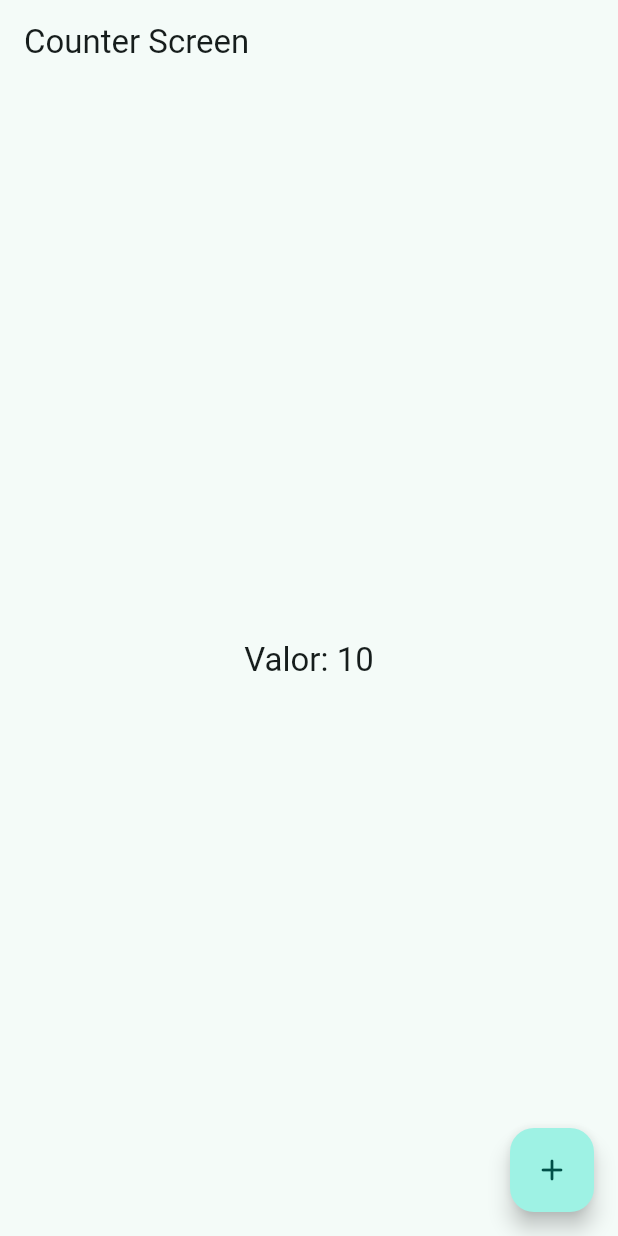
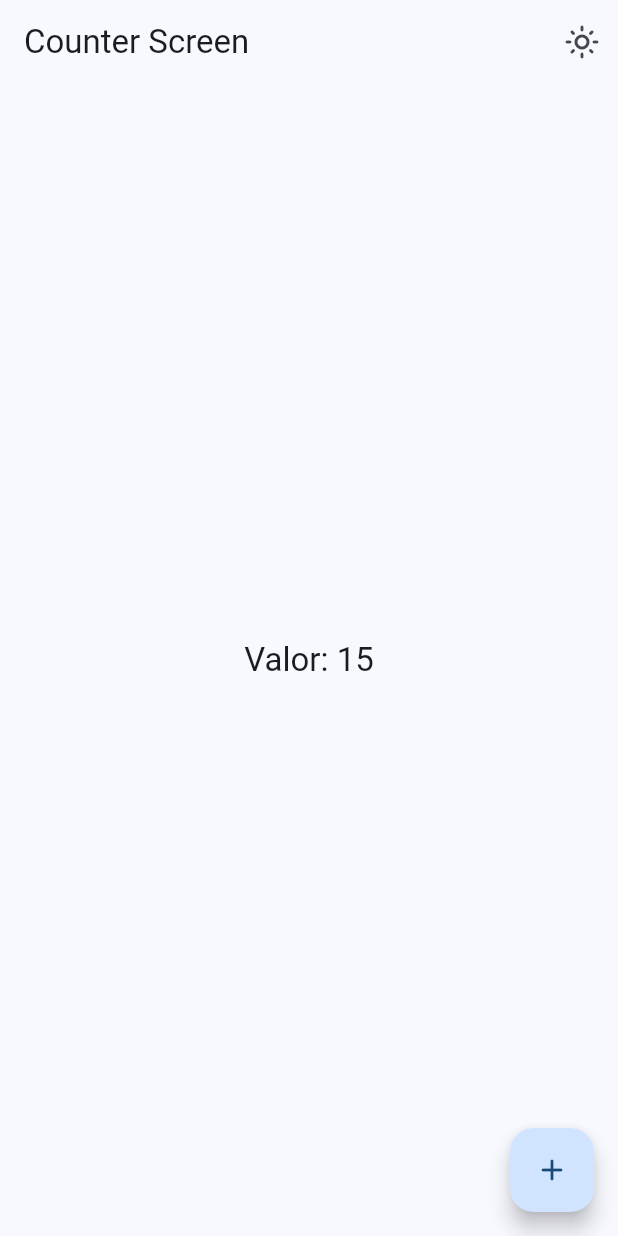
Before and after one commit to casasfranco/widgets-app, a Flutter app: the CounterScreen screen opened by its route, on a phone screen of 412 x 824 dp. Run offline on Flutter 3.47's test engine with Material 2 defaults, Android fonts, the phone set to English and light mode, and no system bars; our stand-ins replace animate_do, flutter_riverpod, go_router.

Commit message:
antes de state notifier

```diff
--- a/lib/config/menu/menu_items.dart
+++ b/lib/config/menu/menu_items.dart
@@ -67,4 +67,10 @@ const appMenuItems = <MenuItem>[
     link: '/infinite',
     icon: Icons.list_alt_rounded,
   ),
+  MenuItem(
+    title: 'Cambiar tema',
+    subTitle: 'Cambiar tema de la aplicación',
+    link: '/theme-changer',
+    icon: Icons.color_lens_outlined,
+  ),
 ];
--- a/lib/config/router/app_router.dart
+++ b/lib/config/router/app_router.dart
@@ -56,5 +56,10 @@ final appRouter = GoRouter(
       name: CounterScreen.name,
       builder: (context, state) => const CounterScreen(),
     ),
+    GoRoute(
+      path: '/theme-changer',
+      name: ThemeChangerScreen.name,
+      builder: (context, state) => const ThemeChangerScreen(),
+    ),
   ],
 );
--- a/lib/config/theme/app_theme.dart
+++ b/lib/config/theme/app_theme.dart
@@ -14,14 +14,16 @@ const colorList = <Color>[
 
 class AppTheme {
   final int selectedColor;
+  final bool isDarkmode;
 
-  AppTheme({this.selectedColor = 0})
+  AppTheme({this.selectedColor = 0, this.isDarkmode = false})
       : assert(selectedColor >= 0, 'Selected color must be greater than 0'),
         assert(selectedColor < colorList.length,
             'Selected color must be less or equal than ${colorList.length - 1}');
 
   ThemeData getTheme() => ThemeData(
       useMaterial3: true,
+      brightness: isDarkmode ? Brightness.dark : Brightness.light,
       colorSchemeSeed: colorList[selectedColor],
       appBarTheme: const AppBarTheme(centerTitle: false));
 }
--- /dev/null
+++ b/lib/presentation/providers/counter_provider.dart
@@ -0,0 +1,3 @@
+import 'package:flutter_riverpod/flutter_riverpod.dart';
+
+final counterProvider = StateProvider<int>((ref) => 15);
--- /dev/null
+++ b/lib/presentation/providers/theme_provider.dart
@@ -0,0 +1,10 @@
+import 'package:flutter_riverpod/flutter_riverpod.dart';
+import 'package:widgets_app/config/theme/app_theme.dart';
+
+final isDarkModeProvider = StateProvider<bool>((ref) => false);
+
+//  Listado de colors inmutable (nunca va a cambiar)
+
+final colorListProvider = Provider((ref) => colorList);
+
+final selectedColorProvider = StateProvider<int>((ref) => 0);
--- a/lib/presentation/screens/counter/counter_screen.dart
+++ b/lib/presentation/screens/counter/counter_screen.dart
@@ -1,23 +1,40 @@
 import 'package:flutter/material.dart';
+import 'package:flutter_riverpod/flutter_riverpod.dart';
+import 'package:widgets_app/presentation/providers/counter_provider.dart';
+import 'package:widgets_app/presentation/providers/theme_provider.dart';
 
-class CounterScreen extends StatelessWidget {
+class CounterScreen extends ConsumerWidget {
   static const String name = "counter_screen";
 
   const CounterScreen({super.key});
 
   @override
-  Widget build(BuildContext context) {
+  Widget build(BuildContext context, WidgetRef ref) {
+    final int clickCounter = ref.watch(counterProvider);
+    final bool isDarkMode = ref.watch(isDarkModeProvider);
     return Scaffold(
       appBar: AppBar(
         title: const Text("Counter Screen"),
+        actions: [
+          IconButton(
+              icon: Icon(isDarkMode
+                  ? Icons.dark_mode_outlined
+                  : Icons.light_mode_outlined),
+              onPressed: () => ref
+                  .read(isDarkModeProvider.notifier)
+                  .update((isDarkMode) => !isDarkMode))
+        ],
       ),
       body: Center(
           child: Text(
-        "Valor: 10",
+        "Valor: $clickCounter",
         style: Theme.of(context).textTheme.titleLarge,
       )),
       floatingActionButton: FloatingActionButton(
-        onPressed: () {},
+        onPressed: () {
+          // ref.read(counterProvider.notifier).update((state) => state + 1);
+          ref.read(counterProvider.notifier).state++;
+        },
         child: const Icon(Icons.add_rounded),
       ),
     );
--- a/lib/presentation/screens/screens.dart
+++ b/lib/presentation/screens/screens.dart
@@ -7,4 +7,5 @@ export 'package:widgets_app/presentation/screens/home/home_screen.dart';
 export 'package:widgets_app/presentation/screens/infinite_scroll/infinite_scroll_screen.dart';
 export 'package:widgets_app/presentation/screens/progress/progress_screen.dart';
 export 'package:widgets_app/presentation/screens/snackbar/snackbar_screen.dart';
+export 'package:widgets_app/presentation/screens/theme_changer/theme_changer_screen.dart';
 export 'package:widgets_app/presentation/screens/ui_controls/ui_controls_screen.dart';
--- a/pubspec.yaml
+++ b/pubspec.yaml
@@ -10,6 +10,7 @@ dependencies:
   animate_do: ^3.0.2
   flutter:
     sdk: flutter
+  flutter_riverpod: ^2.3.6
   go_router: ^7.0.1
 
 dev_dependencies:
```
Also changed, not shown: lib/main.dart (+10 -4 lines), lib/presentation/screens/theme_changer/theme_changer_screen.dart (added, +58 -0 lines), pubspec.lock.
